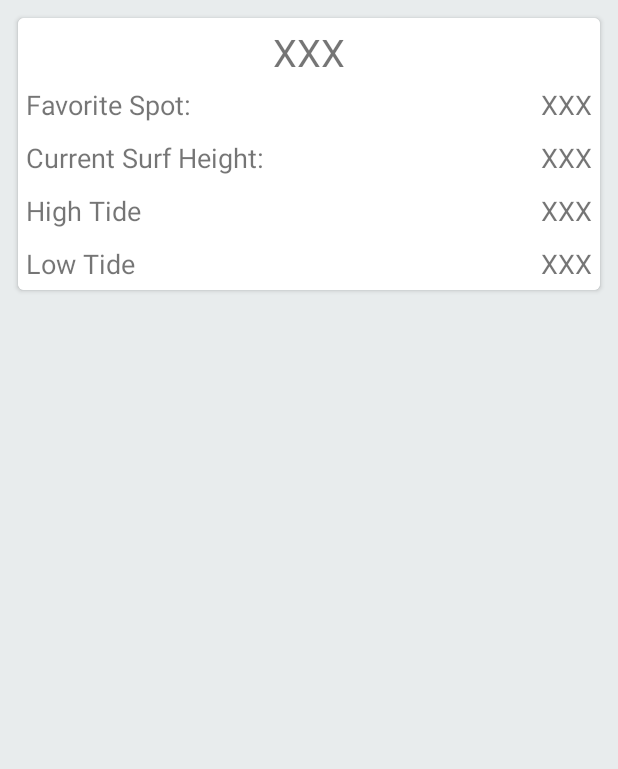
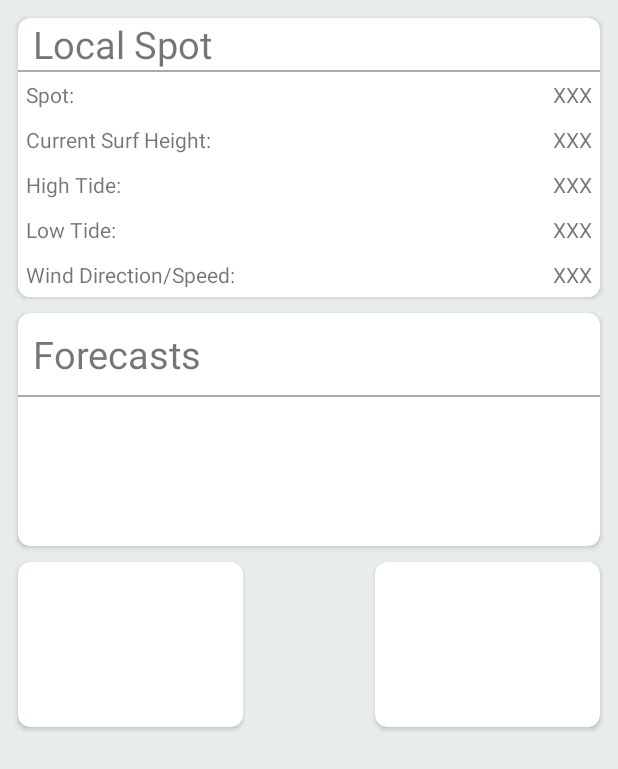
Before and after one commit to jegriffi/SurfCheater, an Android app: the layout fragment_dashboard.xml on its own in the app's theme, with its tools: preview values and no code run, on a phone screen of 412 x 824 dp. Shown: the top 769 px of the screen. Run offline under Robolectric (Android 15) with nearby library versions, the phone set to English and light mode, and no system bars.

Commit message:
finished dashboard xml layout

```diff
--- a/app/src/main/java/griffintech/org/surfercheater/Fragments/DashboardFragment.java
+++ b/app/src/main/java/griffintech/org/surfercheater/Fragments/DashboardFragment.java
@@ -7,10 +7,16 @@ import android.view.LayoutInflater;
 import android.view.View;
 import android.view.ViewGroup;
 
+import butterknife.Bind;
+import butterknife.ButterKnife;
+import griffintech.org.surfercheater.R;
+
 /**
  * Created by James on 9/17/2015.
  */
 public class DashboardFragment extends Fragment {
+
+    @Bind()
 
 
     @Override
@@ -23,9 +29,9 @@ public class DashboardFragment extends Fragment {
     public View onCreateView(LayoutInflater inflater, @Nullable ViewGroup container, @Nullable Bundle savedInstanceState) {
         super.onCreateView(inflater, container, savedInstanceState);
 
-        ViewGroup rootView = null;
-//        ViewGroup rootView = (ViewGroup) inflater.inflate(R.id.fragment_dashboard, container, false);
-//        ButterKnife.bind(this, rootView);
+        ViewGroup rootView = (ViewGroup) inflater.inflate(R.layout.fragment_dashboard, container, false);
+       ButterKnife.bind(this, rootView);
         return rootView;
     }
+
 }
--- a/app/src/main/res/layout/fragment_dashboard.xml
+++ b/app/src/main/res/layout/fragment_dashboard.xml
@@ -1,21 +1,120 @@
-<?xml version="1.0" encoding="utf-8"?><RelativeLayout
+<?xml version="1.0" encoding="utf-8"?>
+<LinearLayout
     xmlns:android="http://schemas.android.com/apk/res/android"
     android:layout_width="match_parent"
     android:layout_height="match_parent"
-    android:background="@color/very_light_grey_background">
+    android:background="@color/very_light_grey_background"
+    android:orientation="vertical">
+
+    <android.support.v7.widget.CardView
+        android:id="@+id/cv_favorite_spot"
+        xmlns:card_view="http://schemas.android.com/apk/res-auto"
+        android:layout_width="match_parent"
+        android:layout_height="wrap_content"
+        android:layout_marginBottom="@dimen/cardview_margin_vertical_small"
+        android:layout_marginEnd="@dimen/cardview_margin_horizontal_normal"
+        android:layout_marginStart="@dimen/cardview_margin_horizontal_normal"
+        android:layout_marginTop="@dimen/cardview_margin_vertical_normal"
+        android:background="@color/white"
+        android:paddingBottom="@dimen/textview_padding_vertical_large"
+        android:paddingEnd="@dimen/textview_padding_horizontal_large"
+        android:paddingStart="@dimen/textview_padding_horizontal_large"
+        android:paddingTop="@dimen/textview_padding_vertical_large"
+        card_view:cardCornerRadius="8dp">
+
+        <LinearLayout
+            xmlns:android="http://schemas.android.com/apk/res/android"
+            android:layout_width="match_parent"
+            android:layout_height="match_parent"
+            android:orientation="vertical">
+
+            <TextView
+                android:layout_width="match_parent"
+                android:layout_height="wrap_content"
+                android:paddingStart="@dimen/textview_padding_horizontal_large"
+                android:text="@string/favorite_spot_card_title"
+                android:textSize="@dimen/textview_font_size_large"/>
+
+            <View
+                android:layout_width="match_parent"
+                android:layout_height="1dp"
+                android:background="@android:color/darker_gray"/>
+
+            <include layout="@layout/layout_favorite_spot_dashboard_item"/>
+
+
+        </LinearLayout>
+
+    </android.support.v7.widget.CardView>
 
     <android.support.v7.widget.CardView
         xmlns:card_view="http://schemas.android.com/apk/res-auto"
-        android:layout_marginTop="@dimen/carview_margin_vertical_normal"
-        android:layout_marginBottom="@dimen/carview_margin_vertical_normal"
+        android:layout_width="wrap_content"
+        android:layout_height="155dp"
+        android:layout_marginBottom="@dimen/cardview_margin_vertical_small"
+        android:layout_marginEnd="@dimen/cardview_margin_horizontal_normal"
         android:layout_marginStart="@dimen/cardview_margin_horizontal_normal"
-        android:layout_marginEnd="@dimen/cardview_margin_horizontal_normal"
-        android:layout_width="wrap_content"
-        android:layout_height="wrap_content"
-        card_view:cardCornerRadius="4dp">
+        android:layout_marginTop="@dimen/cardview_margin_vertical_small"
+        card_view:cardCornerRadius="8dp">
 
-        <include layout="@layout/layout_favorite_spot_dashboard_card"/>
+        <LinearLayout
+            xmlns:android="http://schemas.android.com/apk/res/android"
+            android:layout_width="match_parent"
+            android:layout_height="match_parent"
+            android:orientation="vertical">
 
+
+            <TextView
+                android:layout_width="match_parent"
+                android:layout_height="wrap_content"
+                android:paddingBottom="@dimen/textview_padding_vertical_large"
+                android:paddingTop="@dimen/textview_padding_vertical_large"
+                android:paddingStart="@dimen/textview_padding_horizontal_large"
+                android:text="@string/forecast_spot_card_title"
+                android:textSize="@dimen/textview_font_size_large"/>
+
+            <View
+                android:layout_width="match_parent"
+                android:layout_height="1dp"
+                android:background="@android:color/darker_gray"/>
+            <!-- add hsv to view favorite spots forecast
+
+                <include layout="@layout/"/> -->
+
+        </LinearLayout>
     </android.support.v7.widget.CardView>
 
-</RelativeLayout>
+    <RelativeLayout
+        android:layout_width="match_parent"
+        android:layout_height="wrap_content">
+
+        <android.support.v7.widget.CardView
+            android:id="@+id/dashboard_nearby_forecast_card"
+            xmlns:card_view="http://schemas.android.com/apk/res-auto"
+            android:layout_width="@dimen/dashboard_small_card_width"
+            android:layout_height="@dimen/dashboard_small_card_height"
+            android:layout_marginBottom="@dimen/cardview_margin_vertical_normal"
+            android:layout_marginEnd="@dimen/cardview_margin_horizontal_normal"
+            android:layout_marginStart="@dimen/cardview_margin_horizontal_normal"
+            android:layout_marginTop="@dimen/cardview_margin_vertical_small"
+            card_view:cardCornerRadius="8dp">
+
+
+        </android.support.v7.widget.CardView>
+
+        <android.support.v7.widget.CardView
+            android:id="@+id/dashboard_all_spots_card"
+            xmlns:card_view="http://schemas.android.com/apk/res-auto"
+            android:layout_width="@dimen/dashboard_small_card_width"
+            android:layout_height="@dimen/dashboard_small_card_height"
+            android:layout_alignParentEnd="true"
+            android:layout_marginBottom="@dimen/cardview_margin_vertical_normal"
+            android:layout_marginEnd="@dimen/cardview_margin_horizontal_normal"
+            android:layout_marginStart="@dimen/cardview_margin_horizontal_normal"
+            android:layout_marginTop="@dimen/cardview_margin_vertical_small"
+            android:layout_gravity="end"
+            card_view:cardCornerRadius="8dp">
+
+        </android.support.v7.widget.CardView>
+    </RelativeLayout>
+</LinearLayout>
--- a/app/src/main/res/layout/layout_favorite_spot_dashboard_card.xml
+++ b/app/src/main/res/layout/layout_favorite_spot_dashboard_item.xml
@@ -5,15 +5,6 @@
     android:layout_height="match_parent"
     android:background="@color/white"
     android:orientation="vertical">
-
-    <TextView
-        android:id="@+id/tv_favorite_spot_title"
-        android:layout_width="match_parent"
-        android:layout_height="wrap_content"
-        android:gravity="center"
-        android:paddingTop="@dimen/textview_padding_vertical_normal"
-        android:text="@string/placeholder"
-        android:textSize="@dimen/textview_font_size_large"/>
 
     <RelativeLayout
         android:layout_width="match_parent"
@@ -29,7 +20,7 @@
             android:layout_height="wrap_content"
             android:gravity="start"
             android:text="@string/favorite_spot_location_title"
-            android:textSize="@dimen/textview_font_size_normal"/>
+            android:textSize="@dimen/textview_font_size_small"/>
 
         <TextView
             android:id="@+id/tv_favorite_spot_location"
@@ -37,7 +28,7 @@
             android:layout_height="wrap_content"
             android:gravity="end"
             android:text="@string/placeholder"
-            android:textSize="@dimen/textview_font_size_normal"/>
+            android:textSize="@dimen/textview_font_size_small"/>
     </RelativeLayout>
 
     <RelativeLayout
@@ -53,7 +44,7 @@
             android:layout_height="wrap_content"
             android:gravity="start"
             android:text="@string/favorite_spot_surf_height_title"
-            android:textSize="@dimen/textview_font_size_normal"/>
+            android:textSize="@dimen/textview_font_size_small"/>
 
         <TextView
             android:id="@+id/tv_favorite_spot_surf_height"
@@ -61,7 +52,7 @@
             android:layout_height="wrap_content"
             android:gravity="end"
             android:text="@string/placeholder"
-            android:textSize="@dimen/textview_font_size_normal"/>
+            android:textSize="@dimen/textview_font_size_small"/>
     </RelativeLayout>
 
     <RelativeLayout
@@ -77,7 +68,7 @@
             android:layout_height="wrap_content"
             android:gravity="start"
             android:text="@string/favorite_spot_high_tide_title"
-            android:textSize="@dimen/textview_font_size_normal"/>
+            android:textSize="@dimen/textview_font_size_small"/>
 
         <TextView
             android:id="@+id/tv_favorite_spot_high_tide"
@@ -85,7 +76,7 @@
             android:layout_height="wrap_content"
             android:gravity="end"
             android:text="@string/placeholder"
-            android:textSize="@dimen/textview_font_size_normal"/>
+            android:textSize="@dimen/textview_font_size_small"/>
         </RelativeLayout>
 
     <RelativeLayout
@@ -101,7 +92,7 @@
             android:layout_height="wrap_content"
             android:gravity="start"
             android:text="@string/favorite_spot_low_tide_title"
-            android:textSize="@dimen/textview_font_size_normal"/>
+            android:textSize="@dimen/textview_font_size_small"/>
 
         <TextView
             android:id="@+id/tv_favorite_spot_low_tide"
@@ -109,7 +100,31 @@
             android:layout_height="wrap_content"
             android:gravity="end"
             android:text="@string/placeholder"
-            android:textSize="@dimen/textview_font_size_normal"/>
+            android:textSize="@dimen/textview_font_size_small"/>
+    </RelativeLayout>
+
+    <RelativeLayout
+        android:layout_width="match_parent"
+        android:layout_height="wrap_content"
+        android:paddingEnd="@dimen/textview_padding_horizontal_normal"
+        android:paddingStart="@dimen/textview_padding_horizontal_normal"
+        android:paddingTop="@dimen/textview_padding_vertical_normal"
+        android:paddingBottom="@dimen/textview_padding_vertical_normal">
+
+        <TextView
+            android:layout_width="match_parent"
+            android:layout_height="wrap_content"
+            android:gravity="start"
+            android:text="@string/favorite_spot_wind_info_title"
+            android:textSize="@dimen/textview_font_size_small"/>
+
+        <TextView
+            android:id="@+id/tv_favorite_spot_wind_info"
+            android:layout_width="match_parent"
+            android:layout_height="wrap_content"
+            android:gravity="end"
+            android:text="@string/placeholder"
+            android:textSize="@dimen/textview_font_size_small"/>
     </RelativeLayout>
 
     </LinearLayout>
--- a/app/src/main/res/values/dimens.xml
+++ b/app/src/main/res/values/dimens.xml
@@ -3,14 +3,23 @@
     <dimen name="activity_horizontal_margin">16dp</dimen>
     <dimen name="activity_vertical_margin">16dp</dimen>
 
+    <dimen name="recyclerview_height_large">150dp</dimen>
+    <dimen name="recyclerview_height_normal">100dp</dimen>
+
     <!-- margin and padding -->
     <dimen name="cardview_margin_horizontal_normal">12dp</dimen>
-    <dimen name="carview_margin_vertical_normal">12dp</dimen>
+    <dimen name="cardview_margin_vertical_small">5dp</dimen>
+    <dimen name="cardview_margin_vertical_normal">12dp</dimen>
+    <dimen name="cardview_padding_normal">5dp</dimen>
 
+
+    <dimen name="textview_padding_horizontal_large">10dp</dimen>
+    <dimen name="textview_padding_vertical_large">10dp</dimen>
     <dimen name="textview_padding_horizontal_normal">5dp</dimen>
     <dimen name="textview_padding_vertical_normal">5dp</dimen>
 
     <!-- text sizes -->
+    <dimen name="textview_font_size_small">14sp</dimen>
     <dimen name="textview_font_size_normal">18sp</dimen>
     <dimen name="textview_font_size_large">25sp</dimen>
 
@@ -21,4 +30,8 @@
     <dimen name="current_surf_view_padding_horizontal">4dp</dimen>
     <dimen name="current_surf_view_width">125dp</dimen>
     <dimen name="current_surf_view_height">100dp</dimen>
+
+    <dimen name="dashboard_small_card_width">150dp</dimen>
+    <dimen name="dashboard_small_card_height">110dp</dimen>
+
 </resources>
--- a/app/src/main/res/values/strings.xml
+++ b/app/src/main/res/values/strings.xml
@@ -7,8 +7,14 @@
 
 
     <!-- favorite spot dashboard card -->
-    <string name="favorite_spot_location_title">Favorite Spot:</string>
+    <string name="favorite_spot_card_title">Local Spot</string>
+    <string name="favorite_spot_location_title">Spot:</string>
     <string name="favorite_spot_surf_height_title">Current Surf Height:</string>
-    <string name="favorite_spot_high_tide_title">High Tide</string>
-    <string name="favorite_spot_low_tide_title">Low Tide</string>
+    <string name="favorite_spot_high_tide_title">High Tide:</string>
+    <string name="favorite_spot_low_tide_title">Low Tide:</string>
+    <string name="favorite_spot_wind_info_title">Wind Direction/Speed:</string>
+
+    <!-- forecasted spots -->
+    <string name="forecast_spot_card_title">Forecasts</string>
+
 </resources>
```
